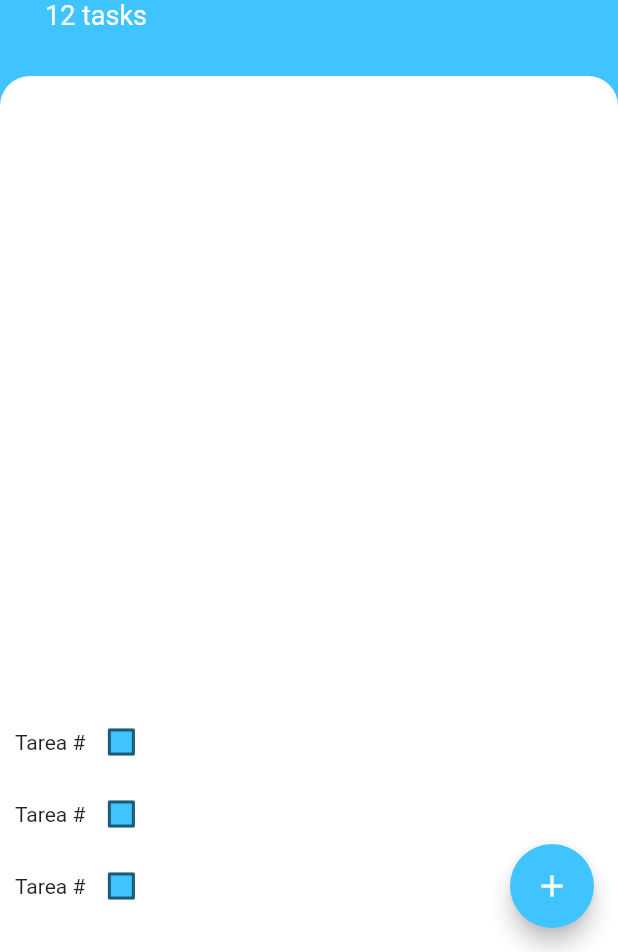
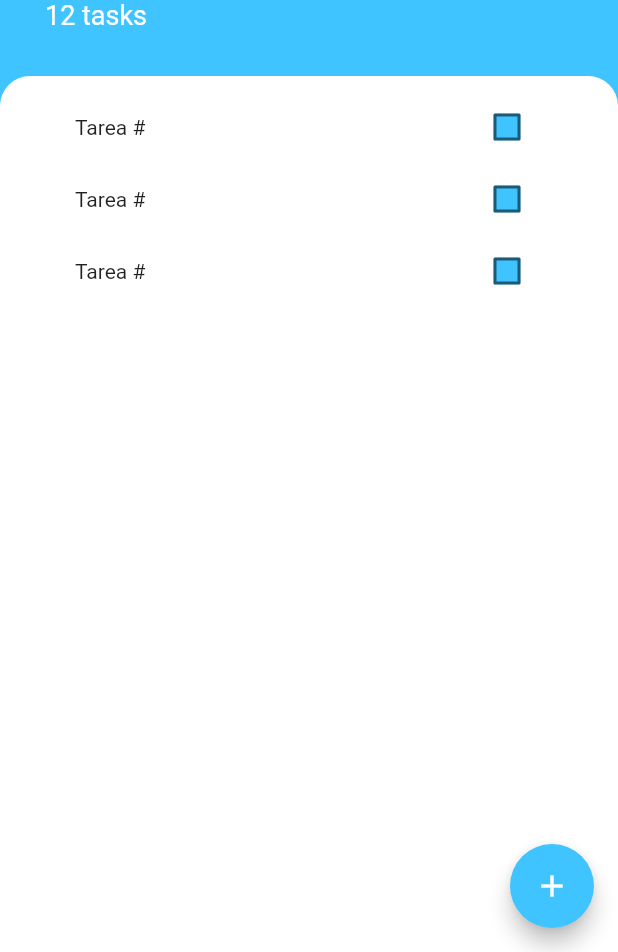
Before and after one commit to AndresLince/todoey_flutter, a Flutter app: the screen it shows after launch, on a phone screen of 412 x 824 dp, the part 284-1236 px from its top. Run offline on Flutter 3.47's test engine with Material 2 defaults, Android fonts, the phone set to English and light mode, and no system bars.

Commit message:
Add task list WIP

```diff
--- a/lib/screens/tasks_screen.dart
+++ b/lib/screens/tasks_screen.dart
@@ -82,8 +82,7 @@ class TasksList extends StatelessWidget {
     taskWidgets.add(TaskWidget());
 
     return ListView(
-      reverse: true,
-      padding: EdgeInsets.symmetric(horizontal: 10, vertical: 20),
+      padding: EdgeInsets.symmetric(horizontal: 50, vertical: 10),
       children: taskWidgets,
     );
   }
@@ -95,6 +94,7 @@ class TaskWidget extends StatelessWidget {
   @override
   Widget build(BuildContext context) {
     return Row(
+      mainAxisAlignment: MainAxisAlignment.spaceBetween,
       children: [
         Text('Tarea #'),
         CheckboxExample()
```
